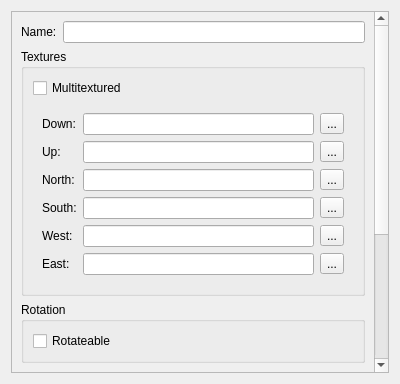
Qt form ui/Block.ui (TobiasRohner/McModder_v5) before a commit.
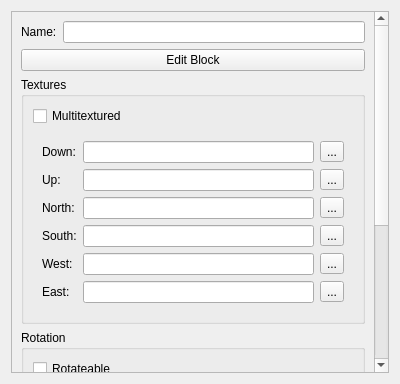
The same form after that commit.

Commit message:
Base for a Block Model Creator
Just some experimenting

```diff
--- a/ui/Block.ui
+++ b/ui/Block.ui
@@ -23,9 +23,9 @@
       <property name="geometry">
        <rect>
         <x>0</x>
-        <y>-53</y>
+        <y>0</y>
         <width>363</width>
-        <height>546</height>
+        <height>575</height>
        </rect>
       </property>
       <layout class="QVBoxLayout" name="verticalLayout_3">
@@ -46,6 +46,13 @@
          </item>
         </layout>
        </item>
+       <item>
+        <widget class="QPushButton" name="editBlockButton">
+         <property name="text">
+          <string>Edit Block</string>
+         </property>
+        </widget>
+       </item>
        <item>
         <widget class="QGroupBox" name="groupBox">
          <property name="title">
```
The commit also changes 8 other files.
